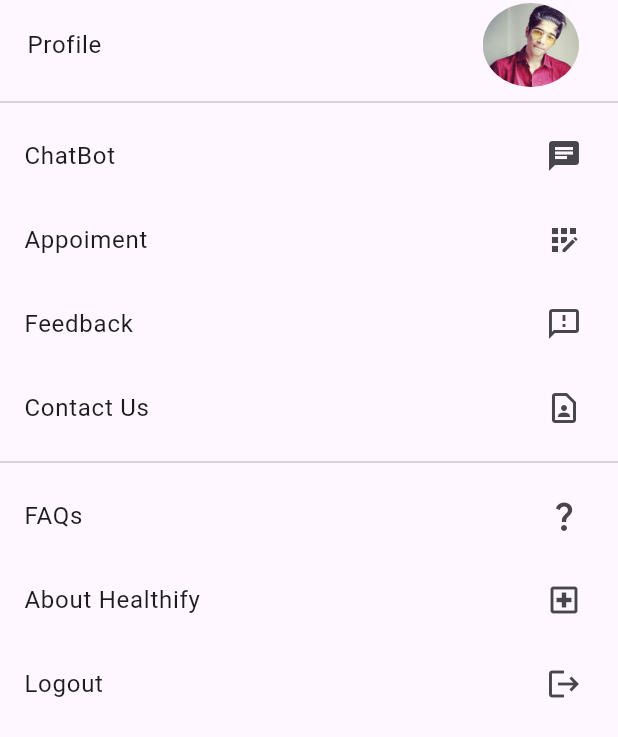
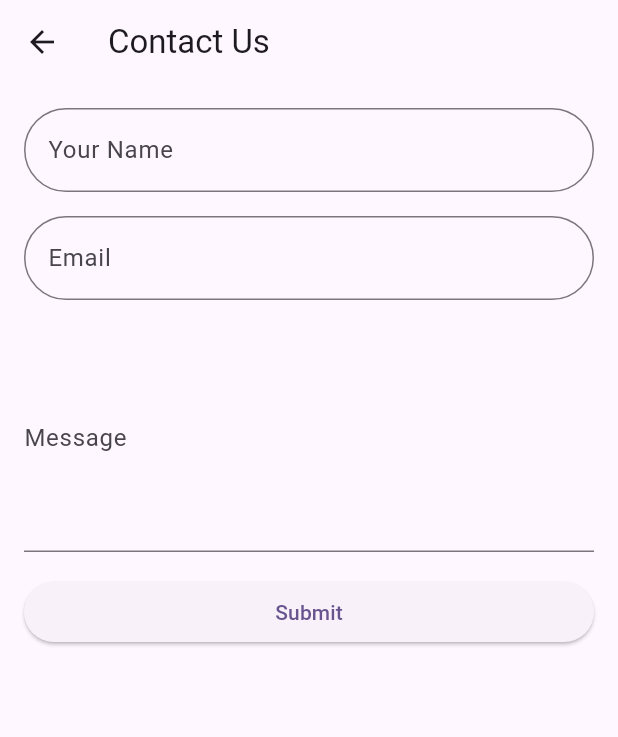
Before and after one commit to Tusharnp16/healthify, a Flutter app: the more screen opened directly, after a tap on "Contact Us", on a phone screen of 412 x 824 dp. Shown: the top 737 px of the screen. Run offline on Flutter 3.47's test engine with Material 3 defaults, Android fonts, the phone set to English and light mode, and no system bars; our stand-ins replace cloud_firestore, firebase_auth, firebase_core, firebase_storage, flutter_local_notifications, flutter_rating_bar and 9 more; missing offline and left inert: flutter_pdfview, razorpay_flutter; accounts and stored records are empty.

Commit message:
New thing updated,bug fixes

```diff
--- /dev/null
+++ b/lib/contactus.dart
@@ -0,0 +1,151 @@
+import 'package:flutter/material.dart';
+import 'package:sqflite/sqflite.dart';
+import 'package:path/path.dart';
+
+class ContactUsPage extends StatelessWidget {
+  @override
+  Widget build(BuildContext context) {
+    return Scaffold(
+      appBar: AppBar(
+        title: Text('Contact Us'),
+      ),
+      body: Padding(
+        padding: EdgeInsets.all(16.0),
+        child: ContactForm(),
+      ),
+    );
+  }
+}
+
+class ContactForm extends StatefulWidget {
+  @override
+  _ContactFormState createState() => _ContactFormState();
+}
+
+class _ContactFormState extends State<ContactForm> {
+  final GlobalKey<FormState> _formKey = GlobalKey<FormState>();
+  TextEditingController _nameController = TextEditingController();
+  TextEditingController _emailController = TextEditingController();
+  TextEditingController _messageController = TextEditingController();
+
+  @override
+  Widget build(BuildContext context) {
+    return Form(
+      key: _formKey,
+      child: Column(
+        crossAxisAlignment: CrossAxisAlignment.stretch,
+        children: [
+          CircularTextField(
+            key: UniqueKey(), // Example of providing a unique key
+            controller: _nameController,
+            labelText: 'Your Name',
+            validator: (value) {
+              if (value!.isEmpty) {
+                return 'Please enter your name';
+              }
+              return null;
+            },
+            keyboardType: TextInputType.text,
+          ),
+
+          SizedBox(height: 16.0),
+          CircularTextField(
+            controller: _emailController,
+            labelText: 'Email',
+            keyboardType: TextInputType.emailAddress,
+            validator: (value) {
+              if (value!.isEmpty) {
+                return 'Please enter your email';
+              }
+              if (!value!.contains('@')) {
+                return 'Please enter a valid email';
+              }
+              return null;
+            }, key: UniqueKey(),
+          ),
+          SizedBox(height: 16.0),
+          TextFormField(
+            controller: _messageController,
+            decoration: InputDecoration(labelText: 'Message'),
+            maxLines: 5,
+            validator: (value) {
+              if (value!.isEmpty) {
+                return 'Please enter your message';
+              }
+              return null;
+            },
+          ),
+          SizedBox(height: 16.0),
+          ElevatedButton(
+            onPressed: () {
+              if (_formKey.currentState!.validate()) {
+                _submitForm();
+              }
+            },
+            child: Text('Submit'),
+          ),
+        ],
+      ),
+    );
+  }
+
+  void _submitForm() async {
+    // Here, you can implement logic to store the form data in a database
+    String name = _nameController.text;
+    String email = _emailController.text;
+    String message = _messageController.text;
+
+    // Example: Print the form data
+    print('Name: $name');
+    print('Email: $email');
+    print('Message: $message');
+
+    // After submitting, you can clear the form
+    _nameController.clear();
+    _emailController.clear();
+    _messageController.clear();
+
+    // Show a success message or navigate to another page
+    ScaffoldMessenger.of(context as BuildContext).showSnackBar(
+      SnackBar(
+        content: Text('Form submitted successfully'),
+        duration: Duration(seconds: 2),
+      ),
+    );
+  }
+}
+
+class CircularTextField extends StatelessWidget {
+  final TextEditingController controller;
+  final String labelText;
+  final FormFieldValidator<String> validator;
+  final TextInputType keyboardType;
+
+  const CircularTextField({
+    required Key key,
+    required this.controller,
+    required this.labelText,
+    required this.validator,
+    required this.keyboardType,
+  }) : super(key: key);
+
+  @override
+  Widget build(BuildContext context) {
+    return TextFormField(
+      controller: controller,
+      decoration: InputDecoration(
+        labelText: labelText,
+        border: OutlineInputBorder(
+          borderRadius: BorderRadius.circular(30.0),
+          borderSide: BorderSide(color: Colors.blue),
+        ),
+        focusedBorder: OutlineInputBorder(
+          borderRadius: BorderRadius.circular(30.0),
+          borderSide: BorderSide(color: Colors.blue),
+        ),
+      ),
+      validator: validator,
+      keyboardType: keyboardType,
+    );
+  }
+}
--- a/lib/main.dart
+++ b/lib/main.dart
@@ -39,7 +39,7 @@ class MyApp extends StatelessWidget {
       theme: ThemeData(
         colorScheme: ColorScheme.fromSeed(seedColor: Colors.deepPurple),
         useMaterial3: true,
-      ),home: loginscreen(),
+      ),home: NavigationMenu(),
 
 
     );
--- a/lib/more.dart
+++ b/lib/more.dart
@@ -1,8 +1,12 @@
 import 'package:flutter/cupertino.dart';
 import 'package:flutter/material.dart';
+import 'package:healthify/faq.dart';
 import 'package:healthify/login.dart';
 import 'package:healthify/logout.dart';
-
+import 'package:healthify/feedback.dart';
+import 'package:healthify/contactus.dart';
+import 'package:healthify/emergancy.dart';
+import 'chatbot.dart';
 import 'package:healthify/Aboutus.dart';
 import 'package:healthify/profile.dart';
 
@@ -31,9 +35,15 @@ class more extends StatelessWidget {
             ListTile(
               title: Text("ChatBot"),
               trailing: Icon(Icons.chat),
-                onTap: () => print("We are working on it Tonybhai"),
-                //Navigator.push(context, MaterialPageRoute(builder: (context)=> logout()));
-              ),
+              onTap: () {
+                Navigator.push(context, MaterialPageRoute(builder: (context)=> ChatBotScreen()));
+              },),
+            ListTile(
+              title: Text("Emergancy"),
+              trailing: Icon(Icons.chat),
+              onTap: () {
+                Navigator.push(context, MaterialPageRoute(builder: (context)=> EmergencyScreenBody()));
+              },),
             ListTile(
               title: Text("Appoiment"),
               trailing: Icon(Icons.app_registration),
@@ -43,21 +53,24 @@ class more extends StatelessWidget {
             ListTile(
               title: Text("Feedback"),
               trailing: Icon(Icons.feedback_outlined),
-                onTap: () => print("We are working on it Tonybhai"),
-                //Navigator.push(context, MaterialPageRoute(builder: (context)=> logout()));
+              onTap: () {
+                Navigator.push(context, MaterialPageRoute(builder: (context)=> FeedbackScreen()));
+              },
             ),
             ListTile(
               title: Text("Contact Us"),
               trailing: Icon(Icons.contact_page_outlined),
-                onTap: () => print("We are working on it Tonybhai"),
-                //Navigator.push(context, MaterialPageRoute(builder: (context)=> logout()));
+              onTap: () {
+                Navigator.push(context, MaterialPageRoute(builder: (context)=> ContactUsPage()));
+              },//Navigator.push(context, MaterialPageRoute(builder: (context)=> ContactForm()));
             ),
             Divider(),
             ListTile(
               title: Text("FAQs"),
               trailing: Icon(Icons.question_mark),
-                onTap: () => print("We are working on it Tonybhai"),
-                //Navigator.push(context, MaterialPageRoute(builder: (context)=> logout()));
+              onTap: () {
+                Navigator.push(context, MaterialPageRoute(builder: (context)=> FAQ()));
+              },
             ),
             ListTile(
               title: Text("About Healthify"),
--- a/pubspec.yaml
+++ b/pubspec.yaml
@@ -46,6 +46,9 @@ dependencies:
   firebase_auth:
   firebase_storage:
   cloud_firestore:
+  flutter_rating_bar: ^4.0.0
+  sqflite: ^2.0.0+3
+  url_launcher:
 #  rive: ^0.9.0
   get:
   lottie: ^3.1.0
```
Also changed, not shown: lib/chatbot.dart (added, +96 -0 lines), lib/emergancy.dart (added, +82 -0 lines), lib/faq.dart (added, +64 -0 lines), lib/feedback.dart (added, +147 -0 lines), pubspec.lock, 5 other files. Lines whose indentation alone changed are shown as unchanged.
